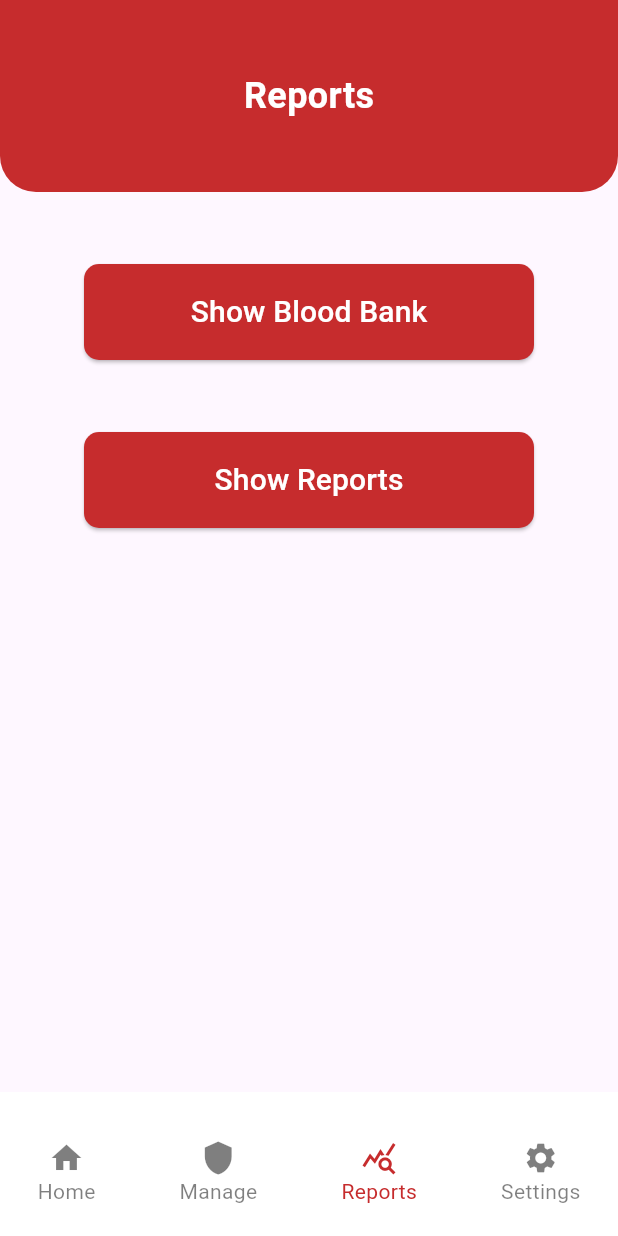
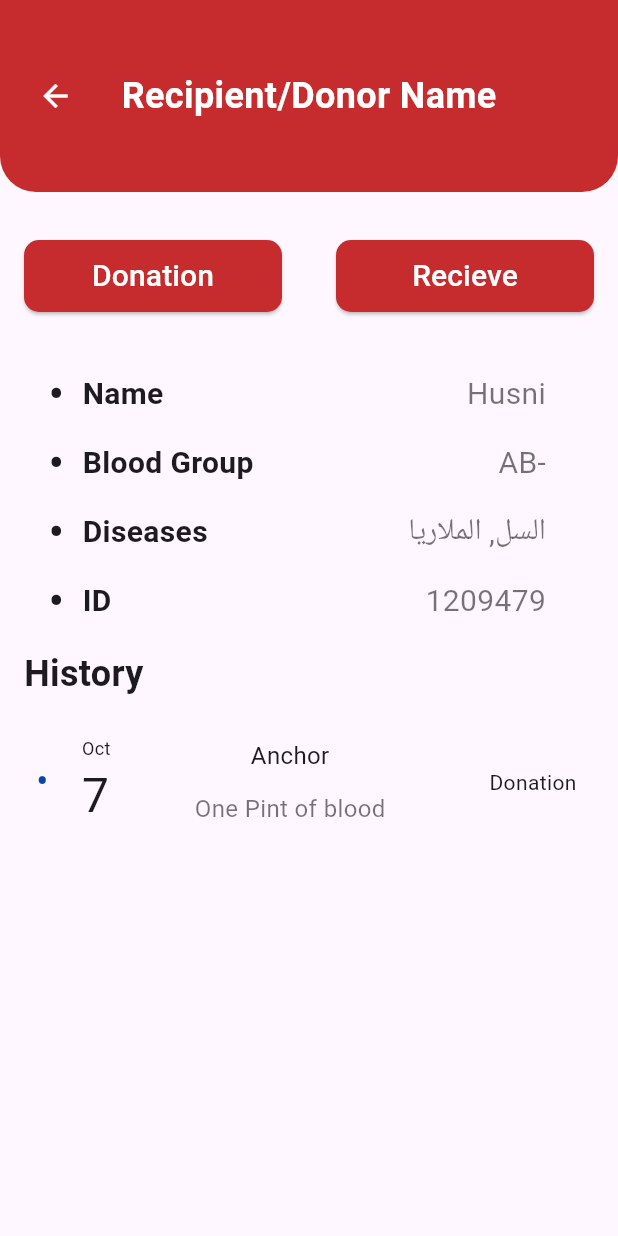
Before and after one commit to Ali-Hubail/BDMS, a Flutter app: the screen it shows after launch, on a phone screen of 412 x 824 dp. Run offline on Flutter 3.47's test engine with Material 3 defaults, Android fonts, the light colour scheme and no system bars.

Commit message:
create manage donor/recipient screen

```diff
--- a/bdms/lib/common_widgets/blood_group_item.dart
+++ b/bdms/lib/common_widgets/blood_group_item.dart
@@ -1,4 +1,4 @@
-import 'package:bdms/domain/blood_group.dart';
+import 'package:bdms/domain/blood_group_enum.dart';
 import 'package:flutter/material.dart';
 
 class BloodGroupItem extends StatelessWidget {
--- a/bdms/lib/common_widgets/dr_rp_info_item.dart
+++ b/bdms/lib/common_widgets/dr_rp_info_item.dart
@@ -1,4 +1,4 @@
-import 'package:bdms/domain/blood_group.dart';
+import 'package:bdms/domain/blood_group_enum.dart';
 import 'package:flutter/material.dart';
 
 class DrRpInfoItem extends StatelessWidget {
--- a/bdms/lib/main.dart
+++ b/bdms/lib/main.dart
@@ -1,4 +1,4 @@
-import 'package:bdms/presentation/mgr_reports/mgr_reports.dart';
+import 'package:bdms/presentation/mgr_manage/mgr_manage_dr_rp.dart';
 
 import 'package:flutter/material.dart';
 
@@ -12,7 +12,7 @@ class MyApp extends StatelessWidget {
   @override
   Widget build(BuildContext context) {
     return const MaterialApp(
-      home: MgrReportsScreen(),
+      home: MgrManageDrRpScreen(),
     );
   }
 }
--- a/bdms/lib/presentation/dr_rp_home/dr_rp_home.dart
+++ b/bdms/lib/presentation/dr_rp_home/dr_rp_home.dart
@@ -2,7 +2,7 @@ import 'package:bdms/common_widgets/custom_app_bar.dart';
 import 'package:bdms/common_widgets/custom_bottom_navigation_bar.dart';
 import 'package:bdms/common_widgets/dr_rp_info_item.dart';
 import 'package:bdms/common_widgets/primary_button.dart';
-import 'package:bdms/domain/blood_group.dart';
+import 'package:bdms/domain/blood_group_enum.dart';
 import 'package:flutter/material.dart';
 
 class DrRpHomeScreen extends StatefulWidget {
--- a/bdms/lib/presentation/mgr_home/mgr_home.dart
+++ b/bdms/lib/presentation/mgr_home/mgr_home.dart
@@ -1,7 +1,7 @@
 import 'package:bdms/common_widgets/custom_app_bar.dart';
 import 'package:bdms/common_widgets/custom_bottom_navigation_bar.dart';
 import 'package:bdms/common_widgets/dr_rp_info_item.dart';
-import 'package:bdms/domain/blood_group.dart';
+import 'package:bdms/domain/blood_group_enum.dart';
 import 'package:flutter/material.dart';
 
 class MgrHomeScreen extends StatelessWidget {
--- a/bdms/lib/presentation/mgr_manage/mgr_manage.dart
+++ b/bdms/lib/presentation/mgr_manage/mgr_manage.dart
@@ -2,7 +2,7 @@ import 'package:bdms/common_widgets/blood_group_item.dart';
 import 'package:bdms/common_widgets/custom_app_bar.dart';
 import 'package:bdms/common_widgets/custom_bottom_navigation_bar.dart';
 import 'package:bdms/common_widgets/dr_rp_info_item.dart';
-import 'package:bdms/domain/blood_group.dart';
+import 'package:bdms/domain/blood_group_enum.dart';
 import 'package:flutter/material.dart';
 
 class MgrManageScreen extends StatelessWidget {
@@ -81,7 +81,9 @@ class MgrManageScreen extends StatelessWidget {
                   ),
                 ),
                 Padding(
-                  padding: const EdgeInsets.only(bottom: 16.0),
+                  padding: const EdgeInsets.only(
+                    bottom: 16.0,
+                  ),
                   child: DrRpInfoItem(
                     name: 'Husni',
                     rowItem1: 'KFUPM',
--- /dev/null
+++ b/bdms/lib/presentation/mgr_manage/mgr_manage_dr_rp.dart
@@ -0,0 +1,189 @@
+import 'package:bdms/common_widgets/blood_stat_info_item.dart';
+import 'package:bdms/common_widgets/custom_app_bar.dart';
+import 'package:bdms/common_widgets/event_item.dart';
+import 'package:bdms/common_widgets/primary_button.dart';
+import 'package:flutter/material.dart';
+
+class MgrManageDrRpScreen extends StatelessWidget {
+  const MgrManageDrRpScreen({super.key});
+
+  // pass user to this screen
+
+  @override
+  Widget build(BuildContext context) {
+    return Scaffold(
+      appBar: const CustomAppBar(
+        title: 'Recipient/Donor Name',
+        backButton: true,
+      ),
+      body: Padding(
+        padding: const EdgeInsets.symmetric(
+          vertical: 32.0,
+          horizontal: 16.0,
+        ),
+        child: Column(
+          crossAxisAlignment: CrossAxisAlignment.start,
+          children: [
+            Row(
+              children: [
+                PrimaryButton(
+                  text: 'Donation',
+                  buttonWidth: 172,
+                  buttonHeight: 48,
+                  // open a dialog to complete the process
+                  onPressed: () {
+                    showModalBottomSheet(
+                      context: context,
+                      builder: (context) {
+                        return SizedBox(
+                          width: double.infinity,
+                          child: Column(
+                            children: [
+                              const SizedBox(
+                                height: 16,
+                              ),
+                              const Text(
+                                'Donation',
+                                style: TextStyle(
+                                  fontSize: 24,
+                                  fontWeight: FontWeight.bold,
+                                ),
+                              ),
+                              const SizedBox(
+                                height: 16,
+                              ),
+                              // add real data
+                              const BloodStatInfoItem(
+                                title: 'Blood Group:',
+                                number: '0',
+                              ),
+                              const BloodStatInfoItem(
+                                title: 'Amount:',
+                                number: '0',
+                              ),
+                              const SizedBox(
+                                height: 48,
+                              ),
+                              PrimaryButton(
+                                text: 'Confirm',
+                                buttonWidth: 172,
+                                buttonHeight: 48,
+                                onPressed: () {},
+                              ),
+                            ],
+                          ),
+                        );
+                      },
+                    );
+                  },
+                ),
+                const Spacer(),
+                PrimaryButton(
+                  text: 'Recieve',
+                  buttonHeight: 48,
+                  buttonWidth: 172,
+                  // open a dialog to complete the process
+                  onPressed: () {
+                    showModalBottomSheet(
+                      context: context,
+                      builder: (context) {
+                        return SizedBox(
+                          width: double.infinity,
+                          child: Column(
+                            children: [
+                              const SizedBox(
+                                height: 16,
+                              ),
+                              const Text(
+                                'Recieve',
+                                style: TextStyle(
+                                  fontSize: 24,
+                                  fontWeight: FontWeight.bold,
+                                ),
+                              ),
+                              const SizedBox(
+                                height: 16,
+                              ),
+                              // add real data
+                              const BloodStatInfoItem(
+                                title: 'Blood Group:',
+                                number: '0',
+                              ),
+                              const BloodStatInfoItem(
+                                title: 'Amount Needed:',
+                                number: '0',
+                              ),
+                              const SizedBox(
+                                height: 48,
+                              ),
+                              PrimaryButton(
+                                text: 'Confirm',
+                                buttonWidth: 172,
+                                buttonHeight: 48,
+                                onPressed: () {},
+                              ),
+                            ],
+                          ),
+                        );
+                      },
+                    );
+                  },
+                ),
+              ],
+            ),
+            const SizedBox(
+              height: 32,
+            ),
+            // fetch real data and display them
+            const Column(
+              children: [
+                BloodStatInfoItem(
+                  title: 'Name',
+                  number: 'Husni',
+                ),
+                BloodStatInfoItem(
+                  title: 'Blood Group',
+                  number: 'AB-',
+                ),
+                BloodStatInfoItem(
+                  title: 'Diseases',
+                  number: 'السل, الملاريا',
+                ),
+                BloodStatInfoItem(
+                  title: 'ID',
+                  number: '1209479',
+                ),
+              ],
+            ),
+            const SizedBox(
+              height: 8,
+            ),
+            const Text(
+              'History',
+              style: TextStyle(
+                fontSize: 24,
+                fontWeight: FontWeight.bold,
+              ),
+            ),
+            const SizedBox(
+              height: 16,
+            ),
+            Expanded(
+              // Turn to a listview builder to display real items data
+              child: ListView(
+                children: [
+                  EventItem(
+                      day: 7,
+                      month: 'Oct',
+                      title: 'Anchor',
+                      description: 'One Pint of blood',
+                      states: 'Donation'),
+                ],
+              ),
+            )
+          ],
+        ),
+      ),
+    );
+  }
+}
--- a/bdms/lib/presentation/mgr_reports/mgr_rp_.dart
+++ b/bdms/lib/presentation/mgr_reports/mgr_rp_.dart
@@ -1,7 +1,7 @@
 import 'package:bdms/common_widgets/blood_stat_info_item.dart';
 import 'package:bdms/common_widgets/custom_app_bar.dart';
 import 'package:bdms/common_widgets/primary_button.dart';
-import 'package:bdms/domain/blood_group.dart';
+import 'package:bdms/domain/blood_group_enum.dart';
 import 'package:flutter/material.dart';
 
 class MgrReports extends StatefulWidget {
```
